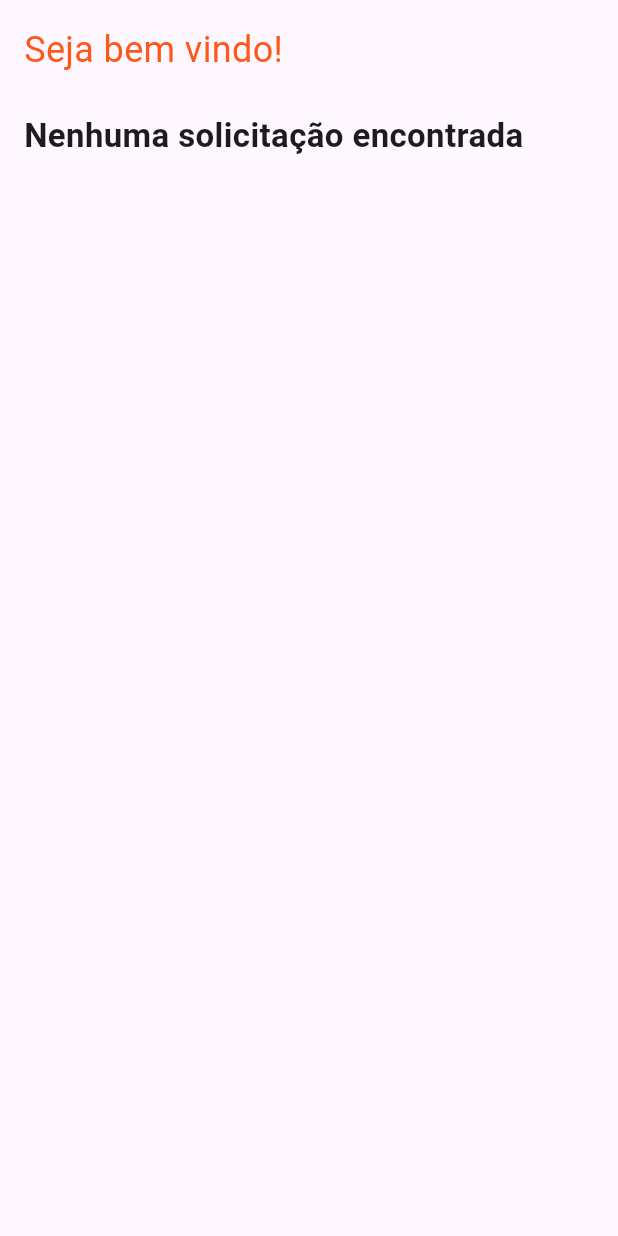
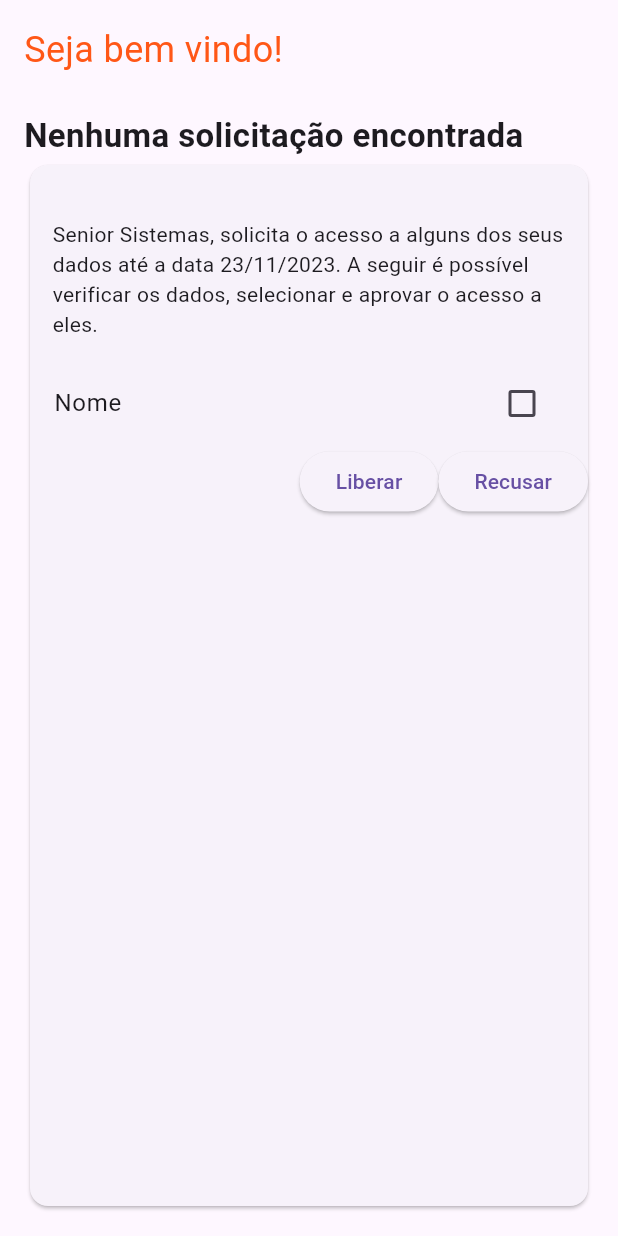
Before and after one commit to One-Tech-Devs/ID_frontend, a Flutter app: the HomeScreen screen opened directly, on a phone screen of 412 x 824 dp. Run offline on Flutter 3.47's test engine with Material 2 defaults, Android fonts, the phone set to English and light mode, and no system bars; our stand-ins replace firebase_core, local_auth, rxdart, sqflite; missing offline and left inert: bloc_provider, local_auth_android, local_auth_ios; accounts and stored records are empty.

Commit message:
criacao de card para notificacao - em andamento

```diff
--- a/one_tech_id_frontend/lib/core/data/models/transaction_model.dart
+++ b/one_tech_id_frontend/lib/core/data/models/transaction_model.dart
@@ -9,7 +9,7 @@ class TransactionModel {
   String requestStatus = '';
 
   TransactionModel(
-      {required this.id,
+      {this.id,
       required this.requestData,
       required this.requester,
       required this.requestDate,
--- /dev/null
+++ b/one_tech_id_frontend/lib/core/data/repositories/mock/request_mock.dart
@@ -0,0 +1,6 @@
+Map<String, dynamic> request = {
+  "requestData": "Nome, CPF, E-Mail, Telefone",
+  "requestDate": "24.10.2023",
+  "requestUntil": "23.11.2023",
+  "requester": "Senior"
+};
--- a/one_tech_id_frontend/lib/screens/home_screen.dart
+++ b/one_tech_id_frontend/lib/screens/home_screen.dart
@@ -1,4 +1,5 @@
 import 'package:flutter/material.dart';
+import 'package:one_tech_data_control/shared/widgets/cards/request_notification_card.dart';
 import '../shared/widgets/streams_builder/hello_stream.dart';
 
 class HomeScreen extends StatefulWidget {
@@ -11,7 +12,7 @@ class HomeScreen extends StatefulWidget {
 class _HomeScreenState extends State<HomeScreen> {
   @override
   Widget build(BuildContext context) {
-    return const Scaffold(
+    return Scaffold(
       body: Padding(
         padding: EdgeInsets.all(16),
         child: Column(
@@ -28,6 +29,7 @@ class _HomeScreenState extends State<HomeScreen> {
                   fontFamily: "Roboto",
                   fontWeight: FontWeight.w600),
             ),
+            RequestNotificationCard()
           ],
         ),
       ),
--- /dev/null
+++ b/one_tech_id_frontend/lib/shared/widgets/cards/request_notification_card.dart
@@ -0,0 +1,60 @@
+import 'package:flutter/material.dart';
+import 'package:one_tech_data_control/core/data/models/transaction_model.dart';
+
+class RequestNotificationCard extends StatefulWidget {
+  RequestNotificationCard({super.key});
+
+  @override
+  State<RequestNotificationCard> createState() =>
+      _RequestNotificationCardState();
+}
+
+class _RequestNotificationCardState extends State<RequestNotificationCard> {
+  TransactionModel transactionModel = TransactionModel(
+      requestData: '',
+      requester: '',
+      requestDate: '',
+      requestUntil: '23.11.2023',
+      requestStatus: '');
+
+  Map<String, dynamic> request = {
+    "requestData": "Nome, CPF, E-Mail, Telefone",
+    "requestDate": "24.10.2023",
+    "requestUntil": "23.11.2023",
+    "requester": "Senior"
+  };
+
+  bool checkBoxValue = false;
+
+  @override
+  Widget build(BuildContext context) {
+    return Expanded(
+      child: Card(
+        elevation: 1,
+        child: Column(children: [
+          Text(transactionModel.requester),
+          Padding(
+            padding: const EdgeInsets.all(15),
+            child: Text(
+                "Senior Sistemas, solicita o acesso a alguns dos seus dados até a data 23/11/2023. A seguir é possível verificar os dados, selecionar e aprovar o acesso a eles."),
+          ),
+          CheckboxListTile(
+              title: Text("Nome"),
+              value: checkBoxValue,
+              onChanged: (bool? value) {
+                setState(() {
+                  checkBoxValue = value!;
+                });
+              }),
+          Row(
+            mainAxisAlignment: MainAxisAlignment.end,
+            children: [
+              ElevatedButton(onPressed: () {}, child: Text("Liberar")),
+              ElevatedButton(onPressed: () {}, child: Text("Recusar"))
+            ],
+          )
+        ]),
+      ),
+    );
+  }
+}
--- a/one_tech_id_frontend/lib/shared/widgets/history/active_history.dart
+++ b/one_tech_id_frontend/lib/shared/widgets/history/active_history.dart
@@ -1,6 +1,4 @@
-import 'package:bloc_provider/bloc_provider.dart';
 import 'package:flutter/material.dart';
-import '../../../blocs/user_bloc.dart';
 import '../filter_button/dropdown_filter.dart';
 import '../text_widgets/no_active_request_text.dart';
 
--- a/one_tech_id_frontend/lib/shared/widgets/history/pending_history.dart
+++ b/one_tech_id_frontend/lib/shared/widgets/history/pending_history.dart
@@ -1,8 +1,5 @@
-import 'package:bloc_provider/bloc_provider.dart';
 import 'package:flutter/material.dart';
 import 'package:one_tech_data_control/shared/widgets/text_widgets/no_active_request_text.dart';
-
-import '../../../blocs/user_bloc.dart';
 import '../filter_button/dropdown_filter.dart';
 
 class PendingHistory extends StatefulWidget {
```
